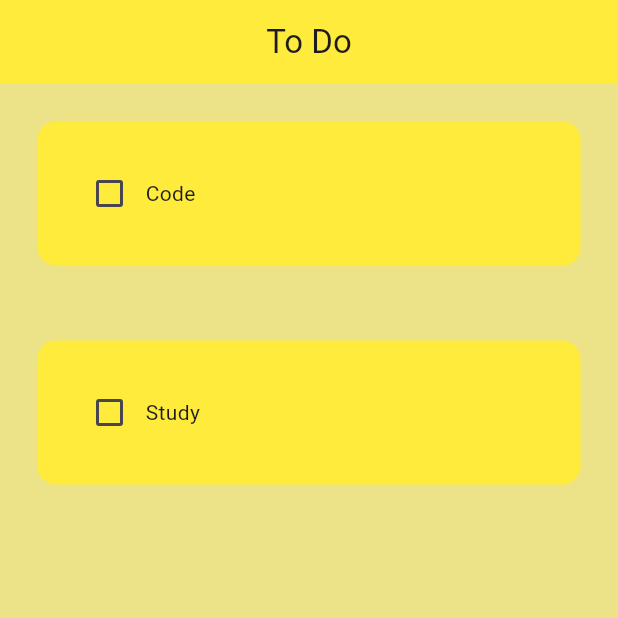
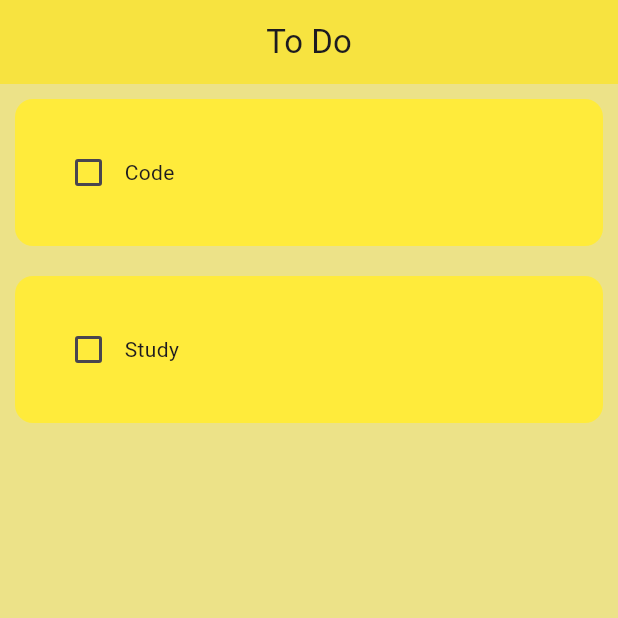
Before and after one commit to mar-vyn23/todo, a Flutter app: the screen it shows after launch, on a phone screen of 412 x 824 dp, the top half of it. Run offline on Flutter 3.47's test engine with Material 3 defaults, Android fonts, the phone set to English and light mode, and no system bars.

Commit message:
fix: adjust AppBar elevation and modify padding in TodoTile for improved layout

```diff
--- a/lib/pages/homepage.dart
+++ b/lib/pages/homepage.dart
@@ -33,7 +33,7 @@ class _HomePageState extends State<HomePage> {
           backgroundColor: Colors.yellow,
           title: const Text("To Do"),
           centerTitle: true,
-          elevation: 0,
+          elevation: 1,
         ),
         backgroundColor: const Color.fromARGB(255, 236, 226, 136),
         body: ListView.builder(
--- a/lib/utils/todo_tile.dart
+++ b/lib/utils/todo_tile.dart
@@ -17,9 +17,9 @@ class TodoTile extends StatelessWidget {
   @override
   Widget build(BuildContext context) {
     return Padding(
-      padding: const EdgeInsets.all(25.0),
+      padding: const EdgeInsets.all(10.0),
       child: Container(
-        padding: EdgeInsets.all(24),
+        padding: EdgeInsets.all(25),
         decoration: BoxDecoration(
           borderRadius: BorderRadius.circular(12),
           color: Colors.yellow),
```
